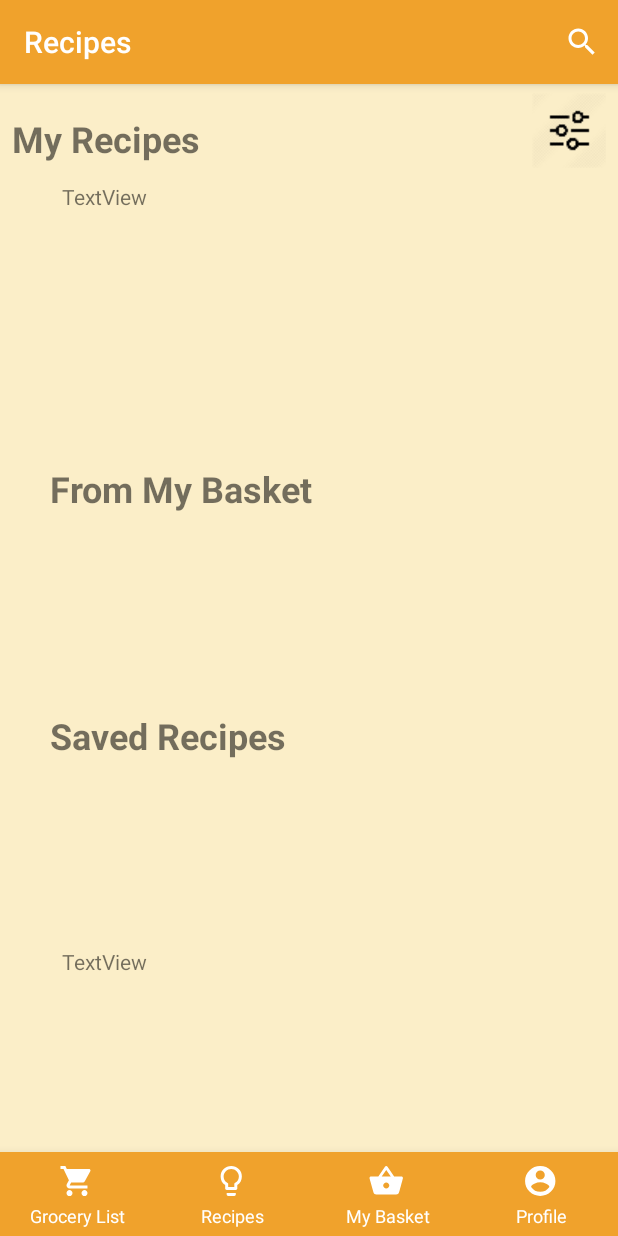
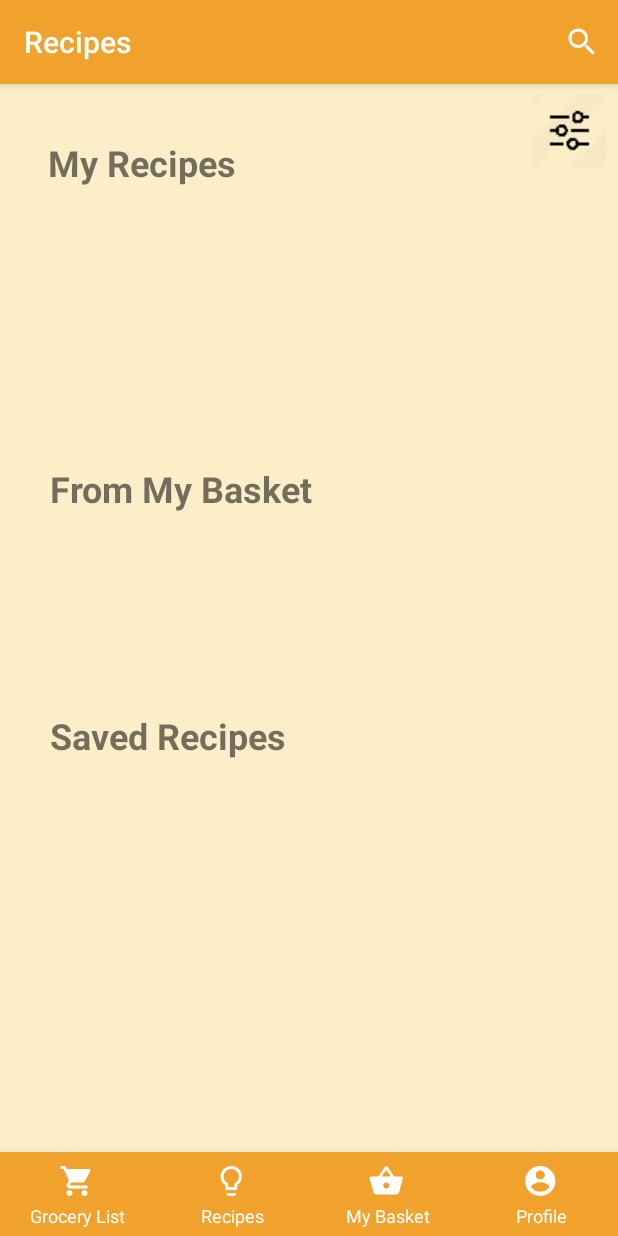
Before and after one commit to AnsonLee99/Recipes-for-Success, an Android app: the Recipes screen opened directly, with no data from a screen before it, on a phone screen of 412 x 824 dp. Run offline under Robolectric (Android 15) with nearby library versions, the phone set to English and light mode, and no system bars; our stand-ins replace Firebase (no records; nobody signed in at launch, a user with empty details on screens opened directly), Picasso; pictures from the network do not load.

```diff
--- a/app/src/main/res/layout/activity_recipes.xml
+++ b/app/src/main/res/layout/activity_recipes.xml
@@ -24,16 +24,14 @@
         android:id="@+id/my_recipes"
         android:layout_width="340dp"
         android:layout_height="34dp"
-        android:layout_marginStart="8dp"
-        android:layout_marginTop="20dp"
+        android:layout_marginStart="32dp"
+        android:layout_marginTop="36dp"
         android:layout_weight="1"
         android:paddingLeft="0dp"
         android:text="My Recipes"
         android:textSize="24dp"
         android:textStyle="bold"
         android:visibility="visible"
-        app:layout_constraintEnd_toEndOf="@+id/filters"
-        app:layout_constraintHorizontal_bias="0.0"
         app:layout_constraintStart_toStartOf="parent"
         app:layout_constraintTop_toTopOf="parent" />
 
@@ -71,7 +69,8 @@
                     android:layout_width="wrap_content"
                     android:layout_height="wrap_content"
                     android:layout_weight="1"
-                    android:text="TextView" />
+                    android:text="
+" />
             </LinearLayout>
         </HorizontalScrollView>
 
@@ -131,7 +130,7 @@
                     android:layout_width="188dp"
                     android:layout_height="wrap_content"
                     android:layout_weight="1"
-                    android:text="TextView" />
+                    android:text="" />
             </LinearLayout>
         </HorizontalScrollView>
 
--- a/app/src/main/res/layout/activity_view_recipe_instructions.xml
+++ b/app/src/main/res/layout/activity_view_recipe_instructions.xml
@@ -23,7 +23,7 @@
             <ImageView
                 android:id="@+id/recipe_image"
                 android:layout_width="419dp"
-                android:layout_height="372dp"
+                android:layout_height="258dp"
                 android:layout_marginStart="8dp"
                 android:layout_marginTop="8dp"
                 tools:srcCompat="@tools:sample/avatars" /><![CDATA[
```
